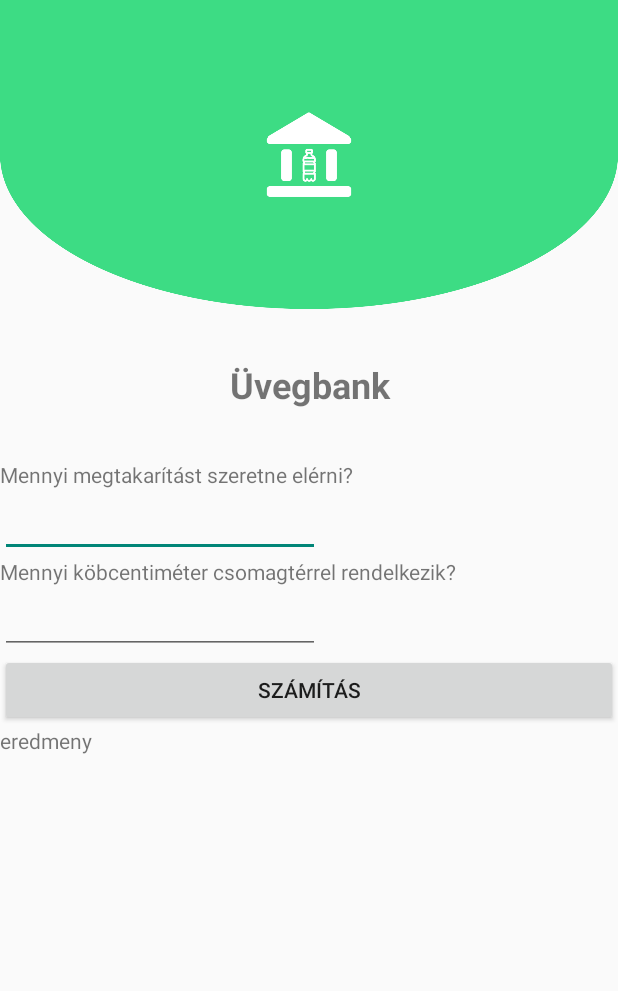
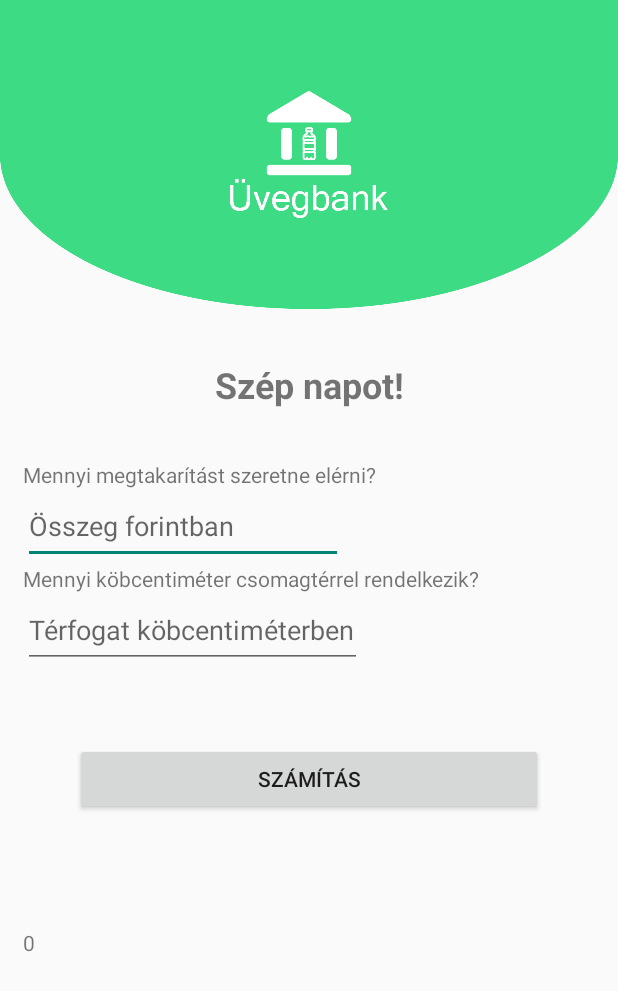
Before and after one commit to nzoliii/bottlebank, an Android app built with Jetpack Compose: the screen it shows after launch (MainActivity), on a phone screen of 412 x 824 dp. Shown: the top 991 px of the screen. Run offline under Robolectric (Android 15) with nearby library versions, the phone set to English and light mode, and no system bars.

Commit message:
ezt nem hiszem el de kész

```diff
--- a/app/src/main/AndroidManifest.xml
+++ b/app/src/main/AndroidManifest.xml
@@ -13,15 +13,14 @@
         android:theme="@style/Theme.BottleBank"
         tools:targetApi="31">
         <activity
+            android:screenOrientation="portrait"
             android:name=".MainActivity"
             android:exported="true"
-            android:label="@string/app_name"
             android:theme="@style/Theme.BottleBank">
             <intent-filter>
                 <action android:name="android.intent.action.MAIN" />
                 <category android:name="android.intent.category.LAUNCHER" />
             </intent-filter>
-        </activity>
-    </application>
+        </activity></application>
 
 </manifest>
--- a/app/src/main/java/com/peroni/bottlebank/MainActivity.kt
+++ b/app/src/main/java/com/peroni/bottlebank/MainActivity.kt
@@ -13,72 +13,72 @@ class MainActivity : ComponentActivity() {
         setContentView(R.layout.activity_main)
 
         // Alap adatbázis.
-        data class uveg(
-            val nev: String,
-            val terfogat: Int,
-            val ertek: Int
+        data class bottle(
+            val name: String,
+            val volume: Int,
+            val value: Int
         )
 
-        // UI-ból adatok lekérése.
+        // UI-ból adatok lekérése
         val savingsInput = findViewById<EditText>(R.id.SavingsInput_editTextNumber)
         val volumeInput = findViewById<EditText>(R.id.VolumeInput_editTextNumber)
         val resultText = findViewById<TextView>(R.id.Result_TextView)
         val calculateButton = findViewById<Button>(R.id.CalculateButton_Button)
 
-        // Üvegek listája.
-        val uvegek = listOf(
-            uveg("Sörösüveg", 500, 60),
-            uveg("0,5 literes műanyag", 500, 50),
-            uveg("2 literes műanyag", 2000, 80)
+        // Üvegek listája
+        val bottles = listOf(
+            bottle("Sörösüveg", 500, 60),
+            bottle("0,5 literes műanyag", 500, 50),
+            bottle("2 literes műanyag", 2000, 80)
         )
 
-        // Számitás lefuttatása a gomb lenyomásakor.
+        // Számitás lefuttatása a gomb lenyomásakor
         calculateButton.setOnClickListener {
-            val megtakaritas = savingsInput.text.toString().toIntOrNull() ?: 0
-            val csomagterTerfogat = volumeInput.text.toString().toIntOrNull() ?: 0
+            val savings = savingsInput.text.toString().toIntOrNull() ?: 0
+            val storageVolume = volumeInput.text.toString().toIntOrNull() ?: 0
 
-            if (megtakaritas <= 0 || csomagterTerfogat <= 0) {
+            if (savings <= 0 || storageVolume <= 0) {
                 resultText.text = "Hibás adat! A megtakarítás és a csomagtartó térfogatának pozitív számnak kell lennie."
                 return@setOnClickListener
             }
 
-            // Számítás
-            var osszTerfogat = 0
-            var osszErtek = 0
-            val uvegDarabok = mutableListOf<Pair<String, Int>>()
+            // Számítás folyamata
+            var totalVolume = 0
+            var totalValue = 0
+            val pieceofBottles = mutableListOf<Pair<String, Int>>()
 
-            for (uveg in uvegek) {
-                val darabszam = megtakaritas / uveg.ertek
-                osszErtek += darabszam * uveg.ertek
-                uvegDarabok.add(Pair(uveg.nev, darabszam))
-                osszTerfogat += darabszam * uveg.terfogat
+            for (bottle in bottles) {
+                val pieces = savings / bottle.value
+                totalValue += pieces * bottle.value
+                pieceofBottles.add(Pair(bottle.name, pieces))
+                totalVolume += pieces * bottle.volume
             }
 
             // Szükséges fordulók kiszámítása
-            val eredmeny = StringBuilder()
+            val result = StringBuilder()
 
-            if (osszErtek >= megtakaritas) {
-                if (osszTerfogat <= csomagterTerfogat) {
-                    eredmeny.append("Egy forduló elég lesz. Összesen $osszTerfogat cm³ térfogatot foglalnak az üvegek.\n")
+            if (totalValue >= savings) {
+                if (totalVolume <= storageVolume) {
+                    result.append("Egy forduló elég lesz. Összesen $totalVolume cm³ térfogatot foglalnak az üvegek.\n")
                 }
 
                 else {
-                    val fordulok = ceil(osszTerfogat.toDouble() / csomagterTerfogat).toInt()
-                    eredmeny.append("$fordulok fordulóra lesz szükséged.\n")
+                    val turns = ceil(totalVolume.toDouble() / storageVolume).toInt()
+                    result.append("$turns fordulóra lesz szükséged.\n")
                 }
 
-                eredmeny.append("Az üvegek elosztása:\n")
-                for ((nev, darab) in uvegDarabok) {
-                    eredmeny.append("$darab darab $nev\n")
+                result.append("Az üvegek elosztása:\n")
+                for ((name, pieces) in pieceofBottles) {
+                    result.append("$pieces darab $name\n")
                 }
             }
 
             else {
-                eredmeny.append("Nincs elég üveg az adott megtakarítás eléréséhez.")
+                result.append("Nincs elég üveg az adott megtakarítás eléréséhez.")
             }
 
             // Eredmény megjelítése
-            resultText.text = eredmeny.toString()
+            resultText.text = result.toString()
         }
     }
 }
--- a/app/src/main/res/layout/activity_main.xml
+++ b/app/src/main/res/layout/activity_main.xml
@@ -1,14 +1,17 @@
 <?xml version="1.0" encoding="utf-8"?>
 <LinearLayout xmlns:android="http://schemas.android.com/apk/res/android"
     xmlns:app="http://schemas.android.com/apk/res-auto"
+    android:id="@+id/LinearLayout"
     android:layout_width="match_parent"
     android:layout_height="match_parent"
     android:orientation="vertical">
 
     <ImageView
-        android:id="@+id/imageView"
+        android:id="@+id/CoverArt_ImageView"
         android:layout_width="match_parent"
         android:layout_height="206dp"
+        android:contentDescription="@string/CoverArt_ImageView"
+        android:scaleType="fitXY"
         android:src="@drawable/top" />
 
     <Space
@@ -21,7 +24,7 @@
         android:layout_height="50dp"
         android:gravity="center"
         android:includeFontPadding="true"
-        android:text="Üvegbank"
+        android:text="@string/Welcome_TextView"
         android:textAlignment="center"
         android:textSize="24sp"
         android:textStyle="bold" />
@@ -34,39 +37,52 @@
         android:id="@+id/Q1_TextView"
         android:layout_width="wrap_content"
         android:layout_height="wrap_content"
-        android:text="Mennyi megtakarítást szeretne elérni?" />
+        android:layout_marginStart="15dp"
+        android:text="@string/Q1_TextView" />
 
     <EditText
         android:id="@+id/SavingsInput_editTextNumber"
         android:layout_width="wrap_content"
-        android:layout_height="wrap_content"
+        android:layout_height="50dp"
+        android:layout_marginStart="15dp"
         android:ems="10"
+        android:hint="@string/SavingsInput_editTextNumber"
         android:inputType="number" />
 
     <TextView
         android:id="@+id/Q2_TextView"
         android:layout_width="wrap_content"
         android:layout_height="wrap_content"
-        android:text="Mennyi köbcentiméter csomagtérrel rendelkezik? " />
+        android:layout_marginStart="15dp"
+        android:text="@string/Q2_TextView" />
 
     <EditText
         android:id="@+id/VolumeInput_editTextNumber"
-        android:layout_width="wrap_content"
-        android:layout_height="wrap_content"
+        android:layout_width="226dp"
+        android:layout_height="50dp"
+        android:layout_marginStart="15dp"
         android:ems="10"
+        android:hint="@string/VolumeInput_editTextNumber"
         android:inputType="number" />
 
     <Button
         android:id="@+id/CalculateButton_Button"
         android:layout_width="match_parent"
         android:layout_height="wrap_content"
-        android:text="Számítás"
+        android:layout_margin="50dp"
+        android:text="@string/CalculateButton_Button"
         android:textAlignment="center" />
+
+    <Space
+        android:layout_width="match_parent"
+        android:layout_height="25dp" />
 
     <TextView
         android:id="@+id/Result_TextView"
         android:layout_width="match_parent"
         android:layout_height="wrap_content"
-        android:text="eredmeny" />
+        android:layout_marginStart="15dp"
+        android:layout_marginEnd="15dp"
+        android:text="@string/Result_TextView" />
 
 </LinearLayout>
--- a/app/src/main/res/values/strings.xml
+++ b/app/src/main/res/values/strings.xml
@@ -1,4 +1,12 @@
 <resources>
     <string name="app_name">Üveg Bank</string>
     <string name="welcome_msg">Helló!</string>
+    <string name="CoverArt_ImageView">Cover art</string>
+    <string name="Welcome_TextView">Szép napot!</string>
+    <string name="Q1_TextView">Mennyi megtakarítást szeretne elérni?</string>
+    <string name="SavingsInput_editTextNumber">Összeg forintban</string>
+    <string name="Q2_TextView">Mennyi köbcentiméter csomagtérrel rendelkezik?</string>
+    <string name="VolumeInput_editTextNumber">Térfogat köbcentiméterben</string>
+    <string name="CalculateButton_Button">Számítás</string>
+    <string name="Result_TextView"> 0</string>
 </resources>
```
Also changed, not shown: app/src/main/res/drawable/top.png.
